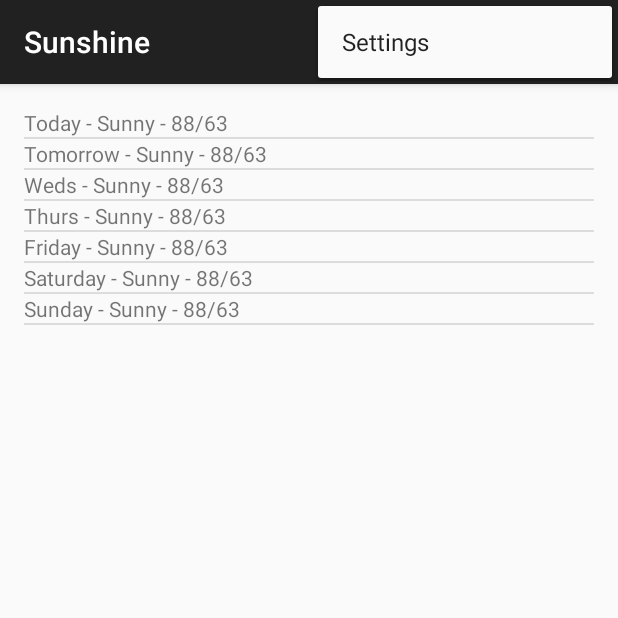
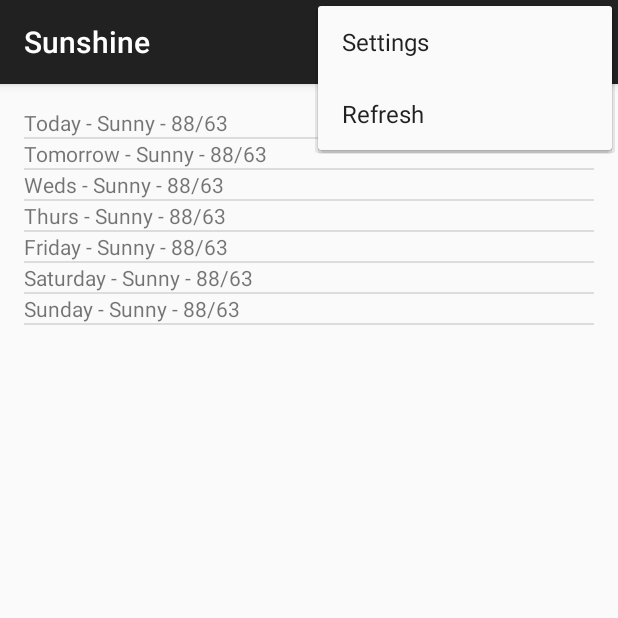
Before and after one commit to rdrobinson3/UdacityAndroid, an Android app: the screen it shows after launch (MainActivity), with the options menu open, on a phone screen of 412 x 824 dp, the top half of it. Run offline under Robolectric (Android 15) with nearby library versions, the phone set to English and light mode, and no system bars.

Commit message:
Lesson 2.

```diff
--- a/app/src/main/AndroidManifest.xml
+++ b/app/src/main/AndroidManifest.xml
@@ -1,6 +1,9 @@
 <?xml version="1.0" encoding="utf-8"?>
 <manifest xmlns:android="http://schemas.android.com/apk/res/android"
     package="mindmine.com.sunshine" >
+
+    <uses-permission
+        android:name="android.permission.INTERNET"/>
 
     <application
         android:allowBackup="true"
@@ -16,6 +19,7 @@
                 <category android:name="android.intent.category.LAUNCHER" />
             </intent-filter>
         </activity>
+
     </application>
 
 </manifest>
--- a/app/src/main/java/mindmine/com/sunshine/MainActivity.java
+++ b/app/src/main/java/mindmine/com/sunshine/MainActivity.java
@@ -1,19 +1,9 @@
 package mindmine.com.sunshine;
 
 import android.support.v7.app.ActionBarActivity;
-import android.support.v7.app.ActionBar;
-import android.support.v4.app.Fragment;
 import android.os.Bundle;
-import android.view.LayoutInflater;
 import android.view.Menu;
 import android.view.MenuItem;
-import android.view.View;
-import android.view.ViewGroup;
-import android.os.Build;
-import android.widget.ArrayAdapter;
-import android.widget.ListView;
-
-import java.util.ArrayList;
 
 
 public class MainActivity extends ActionBarActivity {
@@ -24,7 +14,7 @@ public class MainActivity extends ActionBarActivity {
         setContentView(R.layout.activity_main);
         if (savedInstanceState == null) {
             getSupportFragmentManager().beginTransaction()
-                    .add(R.id.container, new PlaceholderFragment())
+                    .add(R.id.container, new ForecastFragment())
                     .commit();
         }
     }
@@ -49,32 +39,4 @@ public class MainActivity extends ActionBarActivity {
         return super.onOptionsItemSelected(item);
     }
 
-    /**
-     * A placeholder fragment containing a simple view.
-     */
-    public static class PlaceholderFragment extends Fragment {
-
-        public PlaceholderFragment() {
-        }
-
-        @Override
-        public View onCreateView(LayoutInflater inflater, ViewGroup container,
-                Bundle savedInstanceState) {
-            View rootView = inflater.inflate(R.layout.fragment_main, container, false);
-
-            ArrayList<String> arrayList = new ArrayList<String>();
-            arrayList.add("Today - Sunny - 88/63");
-            arrayList.add("Tomorrow - Sunny - 88/63");
-            arrayList.add("Weds - Sunny - 88/63");
-            arrayList.add("Thurs - Sunny - 88/63");
-            arrayList.add("Friday - Sunny - 88/63");
-            arrayList.add("Saturday - Sunny - 88/63");
-            arrayList.add("Sunday - Sunny - 88/63");
-
-            ArrayAdapter<String> adapter = new ArrayAdapter<String>(getActivity(), R.layout.list_item_forecast, R.id.list_item_forecast_textview, arrayList);
-            ListView list = (ListView)rootView.findViewById(R.id.listview_forecast);
-            list.setAdapter(adapter);
-            return rootView;
-        }
-    }
 }
--- /dev/null
+++ b/app/src/main/res/menu/forecastfragment.xml
@@ -0,0 +1,10 @@
+<?xml version="1.0" encoding="utf-8"?>
+
+<menu xmlns:android="http://schemas.android.com/apk/res/android"
+    xmlns:app="http://schemas.android.com/apk/res-auto">
+
+    <item android:id="@+id/action_refresh"
+        android:title="@string/action_refresh"
+        android:orderInCategory="100"
+        app:showAsAction="never" />
+</menu>
--- a/app/src/main/res/values/strings.xml
+++ b/app/src/main/res/values/strings.xml
@@ -4,5 +4,6 @@
     <string name="app_name">Sunshine</string>
     <string name="hello_world">Hello world!</string>
     <string name="action_settings">Settings</string>
+    <string name="action_refresh">Refresh</string>
 
 </resources>
```
Also changed, not shown: app/src/main/java/mindmine/com/sunshine/ForecastFragment.java (added, +199 -0 lines), app/src/main/java/mindmine/com/sunshine/WeatherParser.java (added, +94 -0 lines), 1 other file.
